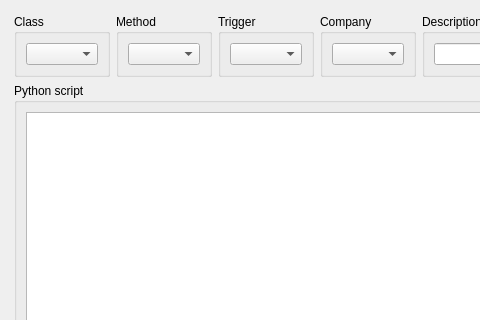
First picture: the form in App/Ui/ScriptingWidget.ui, repository paolodestefani/pySagra, before the edit; both pictures show x 0 to 480 and y 0 to 320 of the 874 by 567 pixel window.
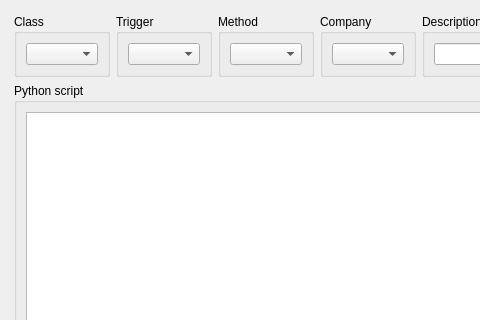
Second picture: the form after the edit. Custom widgets are drawn as their Qt base class.

Diff of the .ui file:
```diff
--- a/App/Ui/ScriptingWidget.ui
+++ b/App/Ui/ScriptingWidget.ui
@@ -55,22 +55,6 @@
                </layout>
               </widget>
              </item>
-             <item>
-              <widget class="QGroupBox" name="groupBox_3">
-               <property name="title">
-                <string>Method</string>
-               </property>
-               <layout class="QHBoxLayout" name="horizontalLayout_5">
-                <item>
-                 <widget class="QComboBox" name="comboBoxMethod">
-                  <property name="enabled">
-                   <bool>true</bool>
-                  </property>
-                 </widget>
-                </item>
-               </layout>
-              </widget>
-             </item>
              <item>
               <widget class="QGroupBox" name="groupBox_2">
                <property name="title">
@@ -87,6 +71,22 @@
                </layout>
               </widget>
              </item>
+             <item>
+              <widget class="QGroupBox" name="groupBox_3">
+               <property name="title">
+                <string>Method</string>
+               </property>
+               <layout class="QHBoxLayout" name="horizontalLayout_5">
+                <item>
+                 <widget class="QComboBox" name="comboBoxMethod">
+                  <property name="enabled">
+                   <bool>true</bool>
+                  </property>
+                 </widget>
+                </item>
+               </layout>
+              </widget>
+             </item>
              <item>
               <widget class="QGroupBox" name="groupBox_4">
                <property name="title">
@@ -258,16 +258,16 @@
   </layout>
  </widget>
  <customwidgets>
-  <customwidget>
-   <class>EnhancedTableView</class>
-   <extends>QTableView</extends>
-   <header>App.Widget.View</header>
-  </customwidget>
   <customwidget>
    <class>RelationalComboBox</class>
    <extends>QComboBox</extends>
    <header>App.Widget.Control</header>
   </customwidget>
+  <customwidget>
+   <class>EnhancedTableView</class>
+   <extends>QTableView</extends>
+   <header>App.Widget.View</header>
+  </customwidget>
  </customwidgets>
  <tabstops>
   <tabstop>textEditScript</tabstop>
```
